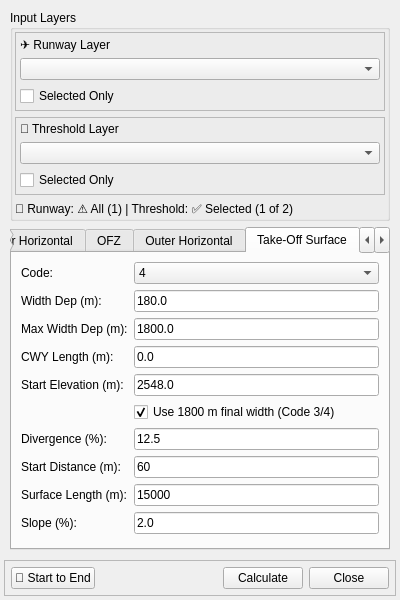
FLYGHT7/qOLS, file qols/qols_panel_base.ui: the form before one commit.
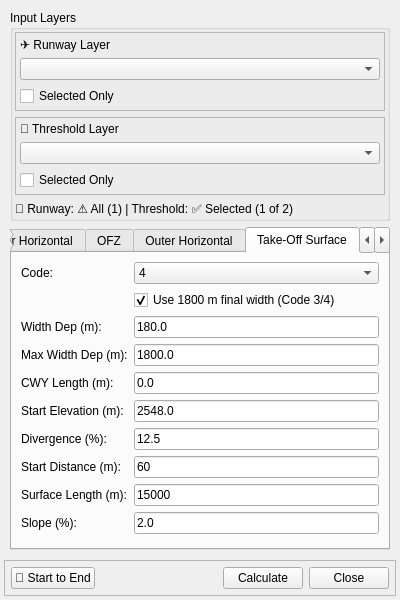
The form after the commit. The open tabs and pages were chosen to show the change. Custom widgets are drawn as their Qt base class.

Commit message: Rearrange Take-Off tab input fields for improved layout and add checkbox for 1800 m final width option for Code 3/4 airports

The edit to the form file:
```diff
--- a/qols/qols_panel_base.ui
+++ b/qols/qols_panel_base.ui
@@ -798,63 +798,63 @@
           </item>
          </widget>
         </item>
-    <item row="1" column="0">
+    <item row="2" column="0">
          <widget class="QLabel" name="label_widthDep_takeoff">
           <property name="text">
            <string>Width Dep (m):</string>
           </property>
          </widget>
         </item>
-    <item row="1" column="1">
+    <item row="2" column="1">
          <widget class="QLineEdit" name="spin_widthDep_takeoff">
           <property name="text">
            <string>180.0</string>
           </property>
          </widget>
         </item>
-    <item row="2" column="0">
+    <item row="3" column="0">
          <widget class="QLabel" name="label_maxWidthDep_takeoff">
           <property name="text">
            <string>Max Width Dep (m):</string>
           </property>
          </widget>
         </item>
-    <item row="2" column="1">
+    <item row="3" column="1">
          <widget class="QLineEdit" name="spin_maxWidthDep_takeoff">
           <property name="text">
            <string>1800.0</string>
           </property>
          </widget>
         </item>
-    <item row="3" column="0">
+    <item row="4" column="0">
          <widget class="QLabel" name="label_CWYLength_takeoff">
           <property name="text">
            <string>CWY Length (m):</string>
           </property>
          </widget>
         </item>
-    <item row="3" column="1">
+    <item row="4" column="1">
          <widget class="QLineEdit" name="spin_CWYLength_takeoff">
           <property name="text">
            <string>0.0</string>
           </property>
          </widget>
         </item>
-    <item row="4" column="0">
+    <item row="5" column="0">
          <widget class="QLabel" name="label_Z0_takeoff">
           <property name="text">
           <string>Start Elevation (m):</string>
           </property>
          </widget>
         </item>
-    <item row="4" column="1">
+    <item row="5" column="1">
          <widget class="QLineEdit" name="spin_Z0_takeoff">
           <property name="text">
            <string>2548.0</string>
           </property>
          </widget>
         </item>
-    <item row="5" column="1">
+    <item row="1" column="1">
      <widget class="QCheckBox" name="check_finalWidth1800_takeoff">
       <property name="text">
        <string>Use 1800 m final width (Code 3/4)</string>
```
